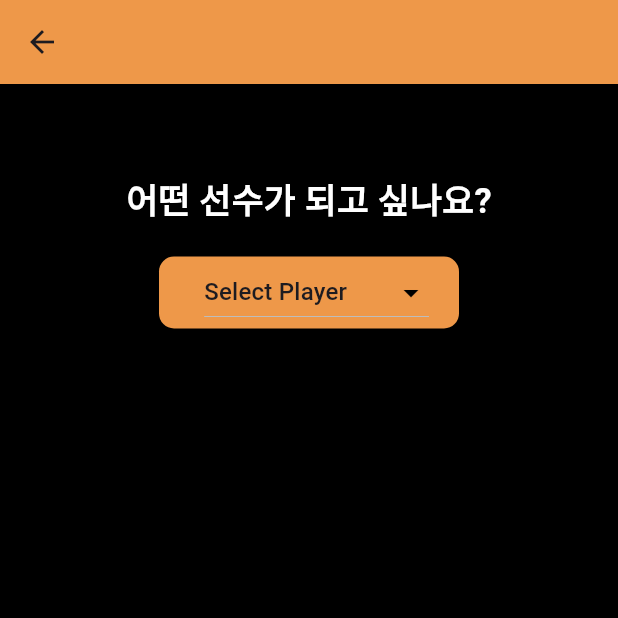
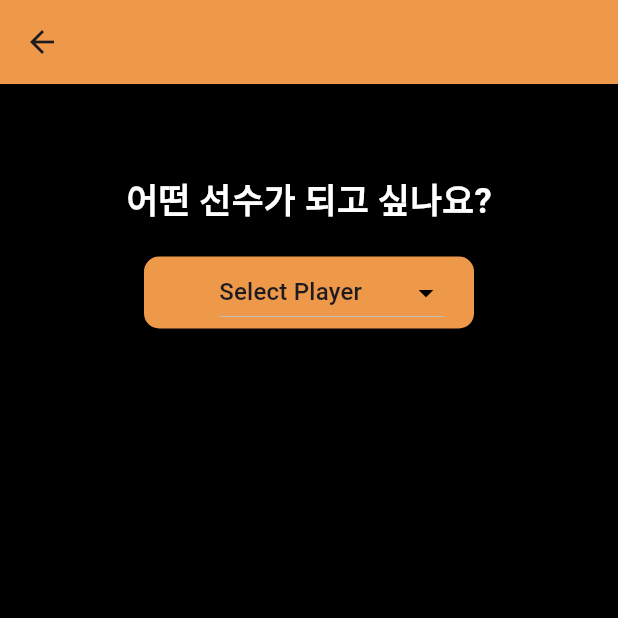
Before and after one commit to seunggihong/flutter-likeu, a Flutter app: the CameraView screen opened directly, on a phone screen of 412 x 824 dp, the top half of it. Run offline on Flutter 3.47's test engine with Material 3 defaults, Android fonts, the light colour scheme and no system bars; our stand-ins replace carousel_slider, csv, flutter_dotenv, flutter_expandable_fab, flutter_heatmap_calendar, hive_flutter and 2 more; missing offline and left inert: awesome_circular_chart, mrx_charts; accounts and stored records are empty.

Commit message:
fix: camera view pixel break

```diff
--- a/lib/views/camera/camera_view.dart
+++ b/lib/views/camera/camera_view.dart
@@ -127,7 +127,7 @@ class _CameraViewState extends State<CameraView> {
               20.h,
               Container(
                 alignment: Alignment.centerRight,
-                width: 200,
+                width: 220,
                 decoration: BoxDecoration(
                   color: AppColors.primaryColor,
                   borderRadius: BorderRadius.circular(10),
```
